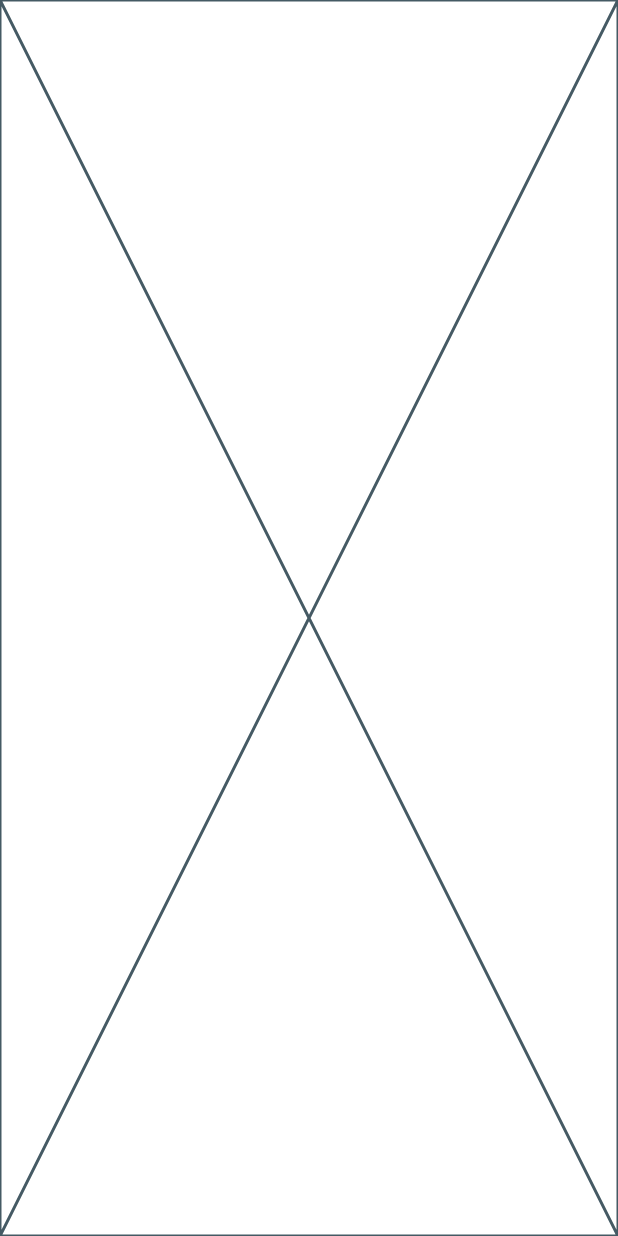
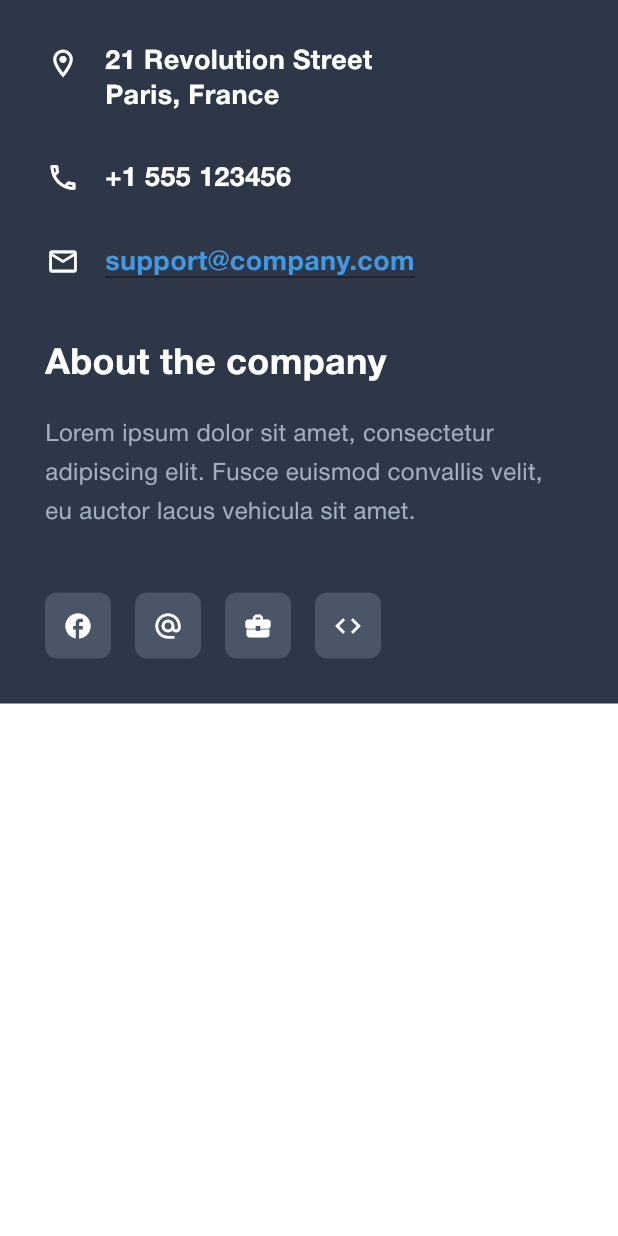
Before and after one commit to dibindasky/egCollege, a Flutter app: the screen it shows after launch, on a phone screen of 412 x 824 dp. Run offline on Flutter 3.47's test engine with Material 3 defaults, Android fonts, the phone set to English and light mode, and no system bars; our stand-ins replace get, go_router.

Commit message:
contact us screen

```diff
--- a/lib/application/presentation/routes/routes.dart
+++ b/lib/application/presentation/routes/routes.dart
@@ -1,3 +1,4 @@
 class Routes {
   static String initial = '/';
+  static String contactUs = '/contsctUs';
 }
--- a/lib/application/presentation/routes/routes_config.dart
+++ b/lib/application/presentation/routes/routes_config.dart
@@ -1,5 +1,6 @@
 import 'package:edu_college/application/presentation/routes/route_title.dart';
 import 'package:edu_college/application/presentation/routes/routes.dart';
+import 'package:edu_college/application/presentation/screens/contact_us/contsct_us.dart';
 import 'package:edu_college/application/presentation/screens/home/home_screen.dart';
 import 'package:flutter/material.dart';
 import 'package:go_router/go_router.dart';
@@ -17,6 +18,12 @@ class GoRouterConfig {
           changeWebTitle(context, 'eduGardian - Home');
           return const ScreenHome();
         }),
+    GoRoute(
+        path: Routes.contactUs,
+        builder: (context, state) {
+          changeWebTitle(context, 'eduGardian - Contact Us');
+          return const ContactFormScreen();
+        }),
   ];
   static _errorScreen() => Scaffold(
         appBar: AppBar(title: const Text('Error')),
--- a/lib/application/presentation/screens/home/home_screen.dart
+++ b/lib/application/presentation/screens/home/home_screen.dart
@@ -1,3 +1,4 @@
+import 'package:edu_college/application/presentation/screens/home/widgets/footer.dart';
 import 'package:flutter/material.dart';
 
 class ScreenHome extends StatelessWidget {
@@ -5,6 +6,6 @@ class ScreenHome extends StatelessWidget {
 
   @override
   Widget build(BuildContext context) {
-    return const Placeholder();
+    return const Scaffold(body: Column(children: [CompanyFooterSection()]));
   }
 }
--- /dev/null
+++ b/lib/application/presentation/screens/home/widgets/footer.dart
@@ -0,0 +1,166 @@
+import 'package:edu_college/application/presentation/utils/colors.dart';
+import 'package:edu_college/application/presentation/utils/const.dart';
+import 'package:flutter/material.dart';
+
+class CompanyFooterSection extends StatelessWidget {
+  const CompanyFooterSection({super.key});
+
+  @override
+  Widget build(BuildContext context) {
+    return Container(
+        padding: const EdgeInsets.symmetric(horizontal: 30, vertical: 30),
+        width: double.infinity,
+        color: const Color(0xFF2D3748), // Dark gray background
+        child: SafeArea(child: LayoutBuilder(builder: (context, constraints) {
+          bool isDesktop = constraints.maxWidth > 768;
+          return isDesktop ? _buildDesktopLayout() : _buildMobileLayout();
+        })));
+  }
+
+  Widget _buildDesktopLayout() {
+    return Row(crossAxisAlignment: CrossAxisAlignment.start, children: [
+      // Left side - Contact Info
+      Expanded(flex: 1, child: _buildContactInfo()),
+      const SizedBox(width: 80),
+      // Right side - About Company
+      Expanded(flex: 1, child: _buildAboutSection())
+    ]);
+  }
+
+  Widget _buildMobileLayout() {
+    return Column(crossAxisAlignment: CrossAxisAlignment.start, children: [
+      _buildContactInfo(),
+      const SizedBox(height: 40),
+      _buildAboutSection()
+    ]);
+  }
+
+  Widget _buildContactInfo() {
+    return Column(crossAxisAlignment: CrossAxisAlignment.start, children: [
+      // Address
+      _buildContactItem(
+          icon: Icons.location_on_outlined,
+          child: const Column(
+              crossAxisAlignment: CrossAxisAlignment.start,
+              children: [
+                Text('21 Revolution Street',
+                    style: TextStyle(
+                        fontSize: 18,
+                        fontWeight: FontWeight.w600,
+                        color: kWhite,
+                        height: 1.3)),
+                Text('Paris, France',
+                    style: TextStyle(
+                        fontSize: 18,
+                        fontWeight: FontWeight.w600,
+                        color: kWhite,
+                        height: 1.3))
+              ])),
+      kHeight30,
+
+      // Phone
+      _buildContactItem(
+          icon: Icons.phone_outlined,
+          child: const Text('+1 555 123456',
+              style: TextStyle(
+                  fontSize: 18, fontWeight: FontWeight.w600, color: kWhite))),
+      kHeight30,
+
+      // Email
+      _buildContactItem(
+          icon: Icons.email_outlined,
+          child: GestureDetector(
+              //onTap: () => _launchEmail('support@company.com'),
+              child: const Text('support@company.com',
+                  style: TextStyle(
+                      fontSize: 18,
+                      fontWeight: FontWeight.w600,
+                      color: Color(0xFF4299E1), // Blue color for email
+                      decoration: TextDecoration.underline))))
+    ]);
+  }
+
+  Widget _buildContactItem({
+    required IconData icon,
+    required Widget child,
+  }) {
+    return Row(
+      crossAxisAlignment: CrossAxisAlignment.start,
+      children: [
+        SizedBox(
+          width: 24,
+          height: 24,
+          child: Icon(
+            icon,
+            color: kWhite,
+            size: 22,
+          ),
+        ),
+        const SizedBox(width: 16),
+        Expanded(child: child),
+      ],
+    );
+  }
+
+  Widget _buildAboutSection() {
+    return Column(crossAxisAlignment: CrossAxisAlignment.start, children: [
+      const Text(
+        'About the company',
+        style: TextStyle(
+          fontSize: 24,
+          fontWeight: FontWeight.bold,
+          color: kWhite,
+          height: 1.2,
+        ),
+      ),
+      const SizedBox(height: 20),
+      const Text(
+        'Lorem ipsum dolor sit amet, consectetur adipiscing elit. Fusce euismod convallis velit, eu auctor lacus vehicula sit amet.',
+        style: TextStyle(
+          fontSize: 16,
+          color: Color(0xFFA0AEC0), // Light gray for description
+          height: 1.6,
+        ),
+      ),
+      const SizedBox(height: 40),
+
+      // Social Media Icons
+      Row(children: [
+        _buildSocialIcon(
+          icon: Icons.facebook,
+          onTap: () {},
+        ),
+        const SizedBox(width: 16),
+        _buildSocialIcon(
+          icon: Icons.alternate_email, // Twitter-like icon
+          onTap: () {},
+        ),
+        const SizedBox(width: 16),
+        _buildSocialIcon(
+          icon: Icons.business_center, // LinkedIn-like icon
+          onTap: () {},
+        ),
+        const SizedBox(width: 16),
+        _buildSocialIcon(
+            icon: Icons.code, // GitHub-like icon
+            onTap: () {})
+      ])
+    ]);
+  }
+
+  Widget _buildSocialIcon({
+    required IconData icon,
+    required VoidCallback onTap,
+  }) {
+    return GestureDetector(
+        onTap: onTap,
+        child: Container(
+            width: 44,
+            height: 44,
+            decoration: BoxDecoration(
+              color: const Color(0xFF4A5568), // Darker gray for icon background
+              borderRadius: BorderRadius.circular(8),
+            ),
+            child: Icon(icon, color: kWhite, size: 20)));
+  }
+}
```
Also changed, not shown: lib/application/presentation/screens/contact_us/contsct_us.dart (added, +398 -0 lines).
